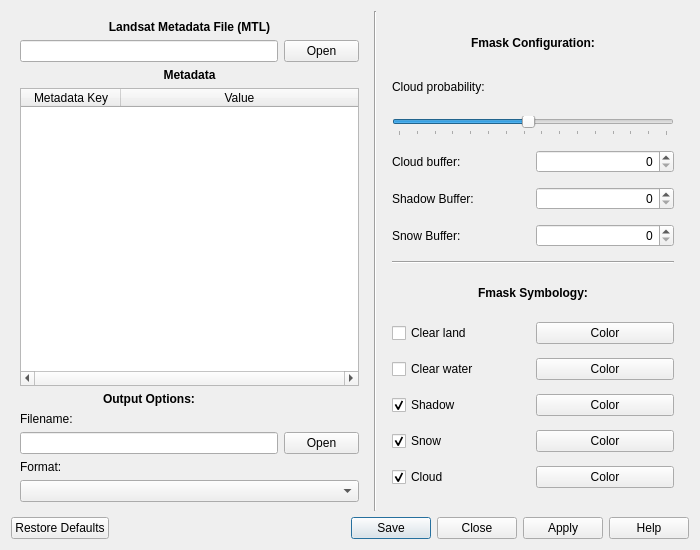
Qt form ui/ui_config_fmask.ui (ceholden/config_fmask) before a commit.
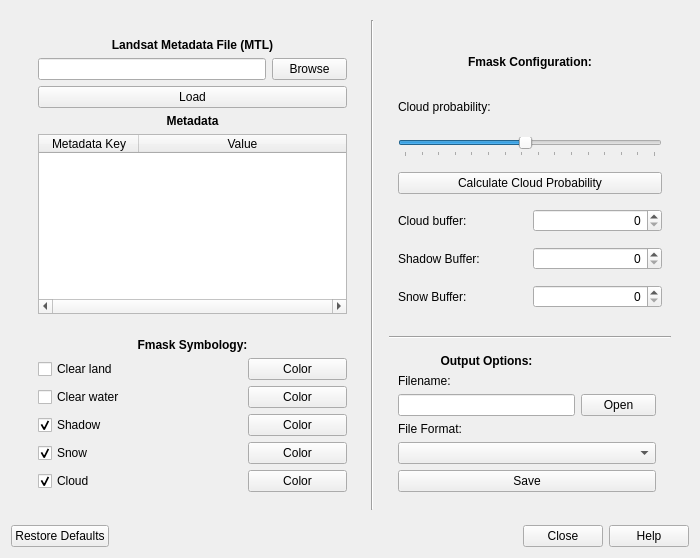
The same form after that commit.

Commit message: Changed layout of UI to better illustrate workflow in topleft to bottom right progression

```diff
--- a/ui/ui_config_fmask.ui
+++ b/ui/ui_config_fmask.ui
@@ -1,72 +1,93 @@
 <?xml version="1.0" encoding="UTF-8"?>
 <ui version="4.0">
  <class>config_fmask</class>
- <widget class="QDialog" name="config_fmask">
+ <widget class="QWidget" name="config_fmask">
   <property name="geometry">
    <rect>
     <x>0</x>
     <y>0</y>
     <width>700</width>
-    <height>550</height>
+    <height>558</height>
    </rect>
   </property>
+  <property name="sizePolicy">
+   <sizepolicy hsizetype="Preferred" vsizetype="MinimumExpanding">
+    <horstretch>0</horstretch>
+    <verstretch>0</verstretch>
+   </sizepolicy>
+  </property>
+  <property name="minimumSize">
+   <size>
+    <width>650</width>
+    <height>400</height>
+   </size>
+  </property>
   <property name="windowTitle">
    <string>Dialog</string>
   </property>
   <layout class="QGridLayout" name="gridLayout">
-   <item row="0" column="1">
-    <widget class="Line" name="line">
+   <item row="2" column="0" colspan="2">
+    <widget class="QDialogButtonBox" name="button_box">
+     <property name="maximumSize">
+      <size>
+       <width>16777215</width>
+       <height>16777215</height>
+      </size>
+     </property>
+     <property name="focusPolicy">
+      <enum>Qt::ClickFocus</enum>
+     </property>
      <property name="orientation">
-      <enum>Qt::Vertical</enum>
+      <enum>Qt::Horizontal</enum>
+     </property>
+     <property name="standardButtons">
+      <set>QDialogButtonBox::Close|QDialogButtonBox::Help|QDialogButtonBox::RestoreDefaults</set>
+     </property>
+     <property name="centerButtons">
+      <bool>false</bool>
      </property>
     </widget>
    </item>
-   <item row="0" column="0">
+   <item row="0" column="0" colspan="2">
+    <widget class="QWidget" name="widget" native="true">
+     <property name="minimumSize">
+      <size>
+       <width>0</width>
+       <height>25</height>
+      </size>
+     </property>
+     <layout class="QHBoxLayout" name="horizontalLayout">
+      <item>
     <widget class="QWidget" name="widget_MTL" native="true">
+        <property name="sizePolicy">
+         <sizepolicy hsizetype="Expanding" vsizetype="Preferred">
+          <horstretch>0</horstretch>
+          <verstretch>0</verstretch>
+         </sizepolicy>
+        </property>
+        <property name="minimumSize">
+         <size>
+          <width>300</width>
+          <height>400</height>
+         </size>
+        </property>
      <layout class="QGridLayout" name="gridLayout_2">
-      <item row="7" column="1">
-       <widget class="QPushButton" name="button_save">
-        <property name="maximumSize">
-         <size>
-          <width>75</width>
-          <height>16777215</height>
-         </size>
-        </property>
-        <property name="text">
-         <string>Open</string>
-        </property>
-       </widget>
-      </item>
-      <item row="5" column="0">
-       <widget class="QLabel" name="label_6">
-        <property name="maximumSize">
+         <item row="1" column="0" colspan="2">
+          <widget class="QWidget" name="widget_mtl" native="true">
+           <property name="sizePolicy">
+            <sizepolicy hsizetype="MinimumExpanding" vsizetype="MinimumExpanding">
+             <horstretch>0</horstretch>
+             <verstretch>0</verstretch>
+            </sizepolicy>
+           </property>
+           <property name="minimumSize">
          <size>
-          <width>16777215</width>
-          <height>30</height>
-         </size>
-        </property>
-        <property name="text">
-         <string>&lt;html&gt;&lt;head/&gt;&lt;body&gt;&lt;p align=&quot;center&quot;&gt;&lt;span style=&quot; font-weight:600;&quot;&gt;Output Options:&lt;/span&gt;&lt;/p&gt;&lt;/body&gt;&lt;/html&gt;</string>
-        </property>
-       </widget>
-      </item>
-      <item row="2" column="0">
-       <widget class="QLineEdit" name="edit_MTL"/>
-      </item>
-      <item row="2" column="1">
-       <widget class="QPushButton" name="button_MTL">
-        <property name="maximumSize">
-         <size>
-          <width>75</width>
-          <height>16777215</height>
-         </size>
-        </property>
-        <property name="text">
-         <string>Open</string>
-        </property>
-       </widget>
-      </item>
-      <item row="4" column="0" colspan="2">
+             <width>0</width>
+             <height>0</height>
+            </size>
+           </property>
+           <layout class="QGridLayout" name="gridLayout_5">
+            <item row="5" column="1" colspan="2">
        <widget class="QTableWidget" name="table_MTL">
         <property name="verticalScrollBarPolicy">
          <enum>Qt::ScrollBarAsNeeded</enum>
@@ -101,20 +122,7 @@
         </column>
        </widget>
       </item>
-      <item row="3" column="0" colspan="2">
-       <widget class="QLabel" name="label_2">
-        <property name="maximumSize">
-         <size>
-          <width>16777215</width>
-          <height>30</height>
-         </size>
-        </property>
-        <property name="text">
-         <string>&lt;html&gt;&lt;head/&gt;&lt;body&gt;&lt;p align=&quot;center&quot;&gt;&lt;span style=&quot; font-weight:600;&quot;&gt;Metadata&lt;/span&gt;&lt;/p&gt;&lt;/body&gt;&lt;/html&gt;</string>
-        </property>
-       </widget>
-      </item>
-      <item row="1" column="0" colspan="2">
+            <item row="0" column="1" colspan="2">
        <widget class="QLabel" name="label">
         <property name="maximumSize">
          <size>
@@ -127,14 +135,56 @@
         </property>
        </widget>
       </item>
-      <item row="7" column="0">
-       <widget class="QLineEdit" name="edit_save"/>
-      </item>
-      <item row="9" column="0" colspan="2">
-       <widget class="QComboBox" name="cbox_formats"/>
-      </item>
-      <item row="8" column="0" colspan="2">
-       <widget class="QLabel" name="label_7">
+            <item row="4" column="1" colspan="2">
+             <widget class="QLabel" name="label_2">
+              <property name="maximumSize">
+               <size>
+                <width>16777215</width>
+                <height>30</height>
+               </size>
+              </property>
+              <property name="text">
+               <string>&lt;html&gt;&lt;head/&gt;&lt;body&gt;&lt;p align=&quot;center&quot;&gt;&lt;span style=&quot; font-weight:600;&quot;&gt;Metadata&lt;/span&gt;&lt;/p&gt;&lt;/body&gt;&lt;/html&gt;</string>
+              </property>
+             </widget>
+            </item>
+            <item row="2" column="2">
+             <widget class="QPushButton" name="but_browse_mtl">
+              <property name="maximumSize">
+               <size>
+                <width>75</width>
+                <height>16777215</height>
+               </size>
+              </property>
+              <property name="text">
+               <string>Browse</string>
+              </property>
+             </widget>
+            </item>
+            <item row="2" column="1">
+             <widget class="QLineEdit" name="edit_MTL"/>
+            </item>
+            <item row="3" column="1" colspan="2">
+             <widget class="QPushButton" name="but_load_mtl">
+              <property name="text">
+               <string>Load</string>
+              </property>
+             </widget>
+            </item>
+           </layout>
+          </widget>
+         </item>
+         <item row="2" column="0" colspan="2">
+          <widget class="QWidget" name="widget_symbology" native="true">
+           <property name="sizePolicy">
+            <sizepolicy hsizetype="MinimumExpanding" vsizetype="Minimum">
+             <horstretch>0</horstretch>
+             <verstretch>0</verstretch>
+            </sizepolicy>
+           </property>
+           <layout class="QGridLayout" name="gridLayout_7">
+            <item row="0" column="0" colspan="3">
+             <widget class="QLabel" name="label_5">
         <property name="maximumSize">
          <size>
           <width>16777215</width>
@@ -142,48 +192,158 @@
          </size>
         </property>
         <property name="text">
-         <string>Format:</string>
+               <string>&lt;html&gt;&lt;head/&gt;&lt;body&gt;&lt;p align=&quot;center&quot;&gt;&lt;span style=&quot; font-weight:600;&quot;&gt;Fmask Symbology:&lt;/span&gt;&lt;/p&gt;&lt;/body&gt;&lt;/html&gt;</string>
         </property>
        </widget>
       </item>
-      <item row="6" column="0" colspan="2">
-       <widget class="QLabel" name="label_8">
+            <item row="1" column="2">
+             <widget class="QPushButton" name="button_sym_land">
         <property name="maximumSize">
          <size>
           <width>16777215</width>
-          <height>30</height>
+                <height>16777215</height>
          </size>
         </property>
         <property name="text">
-         <string>Filename:</string>
+               <string>Color</string>
         </property>
        </widget>
       </item>
+            <item row="1" column="0">
+             <widget class="QCheckBox" name="cbox_land">
+              <property name="text">
+               <string>Clear land</string>
+              </property>
+             </widget>
+            </item>
+            <item row="3" column="0">
+             <widget class="QCheckBox" name="cbox_water">
+              <property name="text">
+               <string>Clear water</string>
+              </property>
+             </widget>
+            </item>
+            <item row="4" column="0">
+             <widget class="QCheckBox" name="cbox_shadow">
+              <property name="text">
+               <string>Shadow</string>
+              </property>
+              <property name="checked">
+               <bool>true</bool>
+              </property>
+             </widget>
+            </item>
+            <item row="3" column="2">
+             <widget class="QPushButton" name="button_sym_water">
+              <property name="text">
+               <string>Color</string>
+              </property>
+             </widget>
+            </item>
+            <item row="5" column="2">
+             <widget class="QPushButton" name="button_sym_snow">
+              <property name="text">
+               <string>Color</string>
+              </property>
+             </widget>
+            </item>
+            <item row="4" column="2">
+             <widget class="QPushButton" name="button_sym_shadow">
+              <property name="text">
+               <string>Color</string>
+              </property>
+             </widget>
+            </item>
+            <item row="6" column="0">
+             <widget class="QCheckBox" name="cbox_cloud">
+              <property name="text">
+               <string>Cloud</string>
+              </property>
+              <property name="checked">
+               <bool>true</bool>
+              </property>
+             </widget>
+            </item>
+            <item row="5" column="0">
+             <widget class="QCheckBox" name="cbox_snow">
+              <property name="text">
+               <string>Snow</string>
+              </property>
+              <property name="checked">
+               <bool>true</bool>
+              </property>
+             </widget>
+            </item>
+            <item row="6" column="2">
+             <widget class="QPushButton" name="button_sym_cloud">
+              <property name="text">
+               <string>Color</string>
+              </property>
+             </widget>
+            </item>
+            <item row="1" column="1">
+             <widget class="QLabel" name="lab_land_color">
+              <property name="text">
+               <string/>
+              </property>
+             </widget>
+            </item>
+            <item row="3" column="1">
+             <widget class="QLabel" name="lab_water_color">
+              <property name="text">
+               <string/>
+              </property>
+             </widget>
+            </item>
+            <item row="4" column="1">
+             <widget class="QLabel" name="lab_shadow_color">
+              <property name="text">
+               <string/>
+              </property>
+             </widget>
+            </item>
+            <item row="5" column="1">
+             <widget class="QLabel" name="lab_snow_color">
+              <property name="text">
+               <string/>
+              </property>
+             </widget>
+            </item>
+            <item row="6" column="1">
+             <widget class="QLabel" name="lab_cloud_color">
+              <property name="text">
+               <string/>
+              </property>
+             </widget>
+            </item>
      </layout>
     </widget>
    </item>
-   <item row="0" column="2">
+        </layout>
+       </widget>
+      </item>
+      <item>
+       <widget class="Line" name="line">
+        <property name="orientation">
+         <enum>Qt::Vertical</enum>
+        </property>
+       </widget>
+      </item>
+      <item>
     <widget class="QWidget" name="widget_config" native="true">
+        <property name="sizePolicy">
+         <sizepolicy hsizetype="Fixed" vsizetype="Preferred">
+          <horstretch>0</horstretch>
+          <verstretch>0</verstretch>
+         </sizepolicy>
+        </property>
      <property name="minimumSize">
       <size>
        <width>300</width>
-       <height>0</height>
+          <height>400</height>
       </size>
      </property>
      <layout class="QGridLayout" name="gridLayout_3">
-      <item row="5" column="0">
-       <widget class="QLabel" name="lab_shadow_buffer">
-        <property name="maximumSize">
-         <size>
-          <width>16777215</width>
-          <height>30</height>
-         </size>
-        </property>
-        <property name="text">
-         <string>Shadow Buffer:</string>
-        </property>
-       </widget>
-      </item>
       <item row="9" column="0" colspan="2">
        <widget class="Line" name="line_2">
         <property name="orientation">
@@ -191,10 +351,31 @@
         </property>
        </widget>
       </item>
-      <item row="13" column="0">
-       <widget class="QCheckBox" name="cbox_water">
+         <item row="0" column="0" colspan="2">
+          <widget class="QWidget" name="widget_param" native="true">
+           <property name="sizePolicy">
+            <sizepolicy hsizetype="MinimumExpanding" vsizetype="MinimumExpanding">
+             <horstretch>0</horstretch>
+             <verstretch>0</verstretch>
+            </sizepolicy>
+           </property>
+           <property name="minimumSize">
+            <size>
+             <width>0</width>
+             <height>0</height>
+            </size>
+           </property>
+           <layout class="QGridLayout" name="gridLayout_6">
+            <item row="6" column="0">
+             <widget class="QLabel" name="label_3">
+              <property name="maximumSize">
+               <size>
+                <width>16777215</width>
+                <height>30</height>
+               </size>
+              </property>
         <property name="text">
-         <string>Clear water</string>
+               <string>Cloud buffer:</string>
         </property>
        </widget>
       </item>
@@ -211,7 +392,70 @@
         </property>
        </widget>
       </item>
-      <item row="2" column="0" colspan="2">
+            <item row="7" column="1">
+             <widget class="QSpinBox" name="spin_shadow_buffer">
+              <property name="alignment">
+               <set>Qt::AlignRight|Qt::AlignTrailing|Qt::AlignVCenter</set>
+              </property>
+              <property name="maximum">
+               <number>1000</number>
+              </property>
+             </widget>
+            </item>
+            <item row="7" column="0">
+             <widget class="QLabel" name="lab_shadow_buffer">
+              <property name="maximumSize">
+               <size>
+                <width>16777215</width>
+                <height>30</height>
+               </size>
+              </property>
+              <property name="text">
+               <string>Shadow Buffer:</string>
+              </property>
+             </widget>
+            </item>
+            <item row="6" column="1">
+             <widget class="QSpinBox" name="spin_cloud_buffer">
+              <property name="alignment">
+               <set>Qt::AlignRight|Qt::AlignTrailing|Qt::AlignVCenter</set>
+              </property>
+              <property name="maximum">
+               <number>1000</number>
+              </property>
+             </widget>
+            </item>
+            <item row="2" column="0">
+             <widget class="QLabel" name="lab_cloud_prob">
+              <property name="maximumSize">
+               <size>
+                <width>16777215</width>
+                <height>30</height>
+               </size>
+              </property>
+              <property name="text">
+               <string>Cloud probability:</string>
+              </property>
+             </widget>
+            </item>
+            <item row="2" column="1">
+             <widget class="QLabel" name="lab_cloud_prob_val">
+              <property name="text">
+               <string>&lt;html&gt;&lt;head/&gt;&lt;body&gt;&lt;p align=&quot;right&quot;&gt;&lt;br/&gt;&lt;/p&gt;&lt;/body&gt;&lt;/html&gt;</string>
+              </property>
+             </widget>
+            </item>
+            <item row="8" column="1">
+             <widget class="QSpinBox" name="spin_snow_buffer">
+              <property name="alignment">
+               <set>Qt::AlignRight|Qt::AlignTrailing|Qt::AlignVCenter</set>
+              </property>
+              <property name="maximum">
+               <number>10000</number>
+              </property>
+             </widget>
+            </item>
+            <item row="3" column="0" colspan="2">
        <widget class="QSlider" name="slider_cloud_prob">
         <property name="minimum">
          <number>-500</number>
@@ -233,112 +477,7 @@
         </property>
        </widget>
       </item>
-      <item row="16" column="1">
-       <widget class="QPushButton" name="button_sym_snow">
-        <property name="text">
-         <string>Color</string>
-        </property>
-       </widget>
-      </item>
-      <item row="11" column="0">
-       <widget class="QCheckBox" name="cbox_land">
-        <property name="text">
-         <string>Clear land</string>
-        </property>
-       </widget>
-      </item>
-      <item row="10" column="0" colspan="2">
-       <widget class="QLabel" name="label_5">
-        <property name="maximumSize">
-         <size>
-          <width>16777215</width>
-          <height>30</height>
-         </size>
-        </property>
-        <property name="text">
-         <string>&lt;html&gt;&lt;head/&gt;&lt;body&gt;&lt;p align=&quot;center&quot;&gt;&lt;span style=&quot; font-weight:600;&quot;&gt;Fmask Symbology:&lt;/span&gt;&lt;/p&gt;&lt;/body&gt;&lt;/html&gt;</string>
-        </property>
-       </widget>
-      </item>
-      <item row="15" column="0">
-       <widget class="QCheckBox" name="cbox_shadow">
-        <property name="text">
-         <string>Shadow</string>
-        </property>
-        <property name="checked">
-         <bool>true</bool>
-        </property>
-       </widget>
-      </item>
-      <item row="15" column="1">
-       <widget class="QPushButton" name="button_sym_shadow">
-        <property name="text">
-         <string>Color</string>
-        </property>
-       </widget>
-      </item>
-      <item row="13" column="1">
-       <widget class="QPushButton" name="button_sym_water">
-        <property name="text">
-         <string>Color</string>
-        </property>
-       </widget>
-      </item>
-      <item row="17" column="0">
-       <widget class="QCheckBox" name="cbox_cloud">
-        <property name="text">
-         <string>Cloud</string>
-        </property>
-        <property name="checked">
-         <bool>true</bool>
-        </property>
-       </widget>
-      </item>
-      <item row="1" column="1">
-       <widget class="QLabel" name="lab_cloud_prob_val">
-        <property name="text">
-         <string/>
-        </property>
-       </widget>
-      </item>
-      <item row="17" column="1">
-       <widget class="QPushButton" name="button_sym_cloud">
-        <property name="text">
-         <string>Color</string>
-        </property>
-       </widget>
-      </item>
-      <item row="16" column="0">
-       <widget class="QCheckBox" name="cbox_snow">
-        <property name="text">
-         <string>Snow</string>
-        </property>
-        <property name="checked">
-         <bool>true</bool>
-        </property>
-       </widget>
-      </item>
-      <item row="1" column="0">
-       <widget class="QLabel" name="lab_cloud_prob">
-        <property name="maximumSize">
-         <size>
-          <width>16777215</width>
-          <height>30</height>
-         </size>
-        </property>
-        <property name="text">
-         <string>Cloud probability:</string>
-        </property>
-       </widget>
-      </item>
-      <item row="11" column="1">
-       <widget class="QPushButton" name="button_sym_land">
-        <property name="text">
-         <string>Color</string>
-        </property>
-       </widget>
-      </item>
-      <item row="7" column="0">
+            <item row="8" column="0">
        <widget class="QLabel" name="label_4">
         <property name="maximumSize">
          <size>
@@ -351,69 +490,103 @@
         </property>
        </widget>
       </item>
-      <item row="5" column="1">
-       <widget class="QSpinBox" name="spin_shadow_buffer">
-        <property name="alignment">
-         <set>Qt::AlignRight|Qt::AlignTrailing|Qt::AlignVCenter</set>
-        </property>
-        <property name="maximum">
-         <number>1000</number>
-        </property>
-       </widget>
-      </item>
-      <item row="7" column="1">
-       <widget class="QSpinBox" name="spinBox">
-        <property name="alignment">
-         <set>Qt::AlignRight|Qt::AlignTrailing|Qt::AlignVCenter</set>
-        </property>
-        <property name="maximum">
-         <number>10000</number>
-        </property>
-       </widget>
-      </item>
-      <item row="3" column="0">
-       <widget class="QLabel" name="label_3">
-        <property name="maximumSize">
-         <size>
-          <width>16777215</width>
-          <height>30</height>
-         </size>
-        </property>
+            <item row="4" column="0" colspan="2">
+             <widget class="QPushButton" name="but_calc_plcloud">
         <property name="text">
-         <string>Cloud buffer:</string>
-        </property>
-       </widget>
-      </item>
-      <item row="3" column="1">
-       <widget class="QSpinBox" name="spin_cloud_buffer">
-        <property name="alignment">
-         <set>Qt::AlignRight|Qt::AlignTrailing|Qt::AlignVCenter</set>
-        </property>
-        <property name="maximum">
-         <number>1000</number>
+               <string>Calculate Cloud Probability</string>
         </property>
        </widget>
       </item>
      </layout>
     </widget>
    </item>
-   <item row="1" column="0" colspan="4">
-    <widget class="QDialogButtonBox" name="button_box">
+         <item row="11" column="0">
+          <widget class="QWidget" name="widget_save" native="true">
+           <property name="sizePolicy">
+            <sizepolicy hsizetype="MinimumExpanding" vsizetype="Minimum">
+             <horstretch>0</horstretch>
+             <verstretch>0</verstretch>
+            </sizepolicy>
+           </property>
+           <property name="minimumSize">
+            <size>
+             <width>0</width>
+             <height>0</height>
+            </size>
+           </property>
+           <layout class="QGridLayout" name="gridLayout_4">
+            <item row="2" column="1">
+             <widget class="QPushButton" name="button_save">
      <property name="maximumSize">
       <size>
-       <width>16777215</width>
+                <width>75</width>
        <height>16777215</height>
       </size>
      </property>
-     <property name="orientation">
-      <enum>Qt::Horizontal</enum>
-     </property>
-     <property name="standardButtons">
-      <set>QDialogButtonBox::Apply|QDialogButtonBox::Close|QDialogButtonBox::Help|QDialogButtonBox::RestoreDefaults|QDialogButtonBox::Save</set>
-     </property>
-     <property name="centerButtons">
-      <bool>false</bool>
-     </property>
+              <property name="text">
+               <string>Open</string>
+              </property>
+             </widget>
+            </item>
+            <item row="0" column="0">
+             <widget class="QLabel" name="label_6">
+              <property name="maximumSize">
+               <size>
+                <width>16777215</width>
+                <height>30</height>
+               </size>
+              </property>
+              <property name="text">
+               <string>&lt;html&gt;&lt;head/&gt;&lt;body&gt;&lt;p align=&quot;center&quot;&gt;&lt;span style=&quot; font-weight:600;&quot;&gt;Output Options:&lt;/span&gt;&lt;/p&gt;&lt;/body&gt;&lt;/html&gt;</string>
+              </property>
+             </widget>
+            </item>
+            <item row="2" column="0">
+             <widget class="QLineEdit" name="edit_save"/>
+            </item>
+            <item row="4" column="0" colspan="2">
+             <widget class="QComboBox" name="cbox_formats"/>
+            </item>
+            <item row="5" column="0" colspan="2">
+             <widget class="QPushButton" name="pushButton">
+              <property name="text">
+               <string>Save</string>
+              </property>
+             </widget>
+            </item>
+            <item row="3" column="0" colspan="2">
+             <widget class="QLabel" name="label_7">
+              <property name="maximumSize">
+               <size>
+                <width>16777215</width>
+                <height>30</height>
+               </size>
+              </property>
+              <property name="text">
+               <string>File Format:</string>
+              </property>
+             </widget>
+            </item>
+            <item row="1" column="0" colspan="2">
+             <widget class="QLabel" name="label_8">
+              <property name="maximumSize">
+               <size>
+                <width>16777215</width>
+                <height>30</height>
+               </size>
+              </property>
+              <property name="text">
+               <string>Filename:</string>
+              </property>
+             </widget>
+            </item>
+           </layout>
+          </widget>
+         </item>
+        </layout>
+       </widget>
+      </item>
+     </layout>
     </widget>
    </item>
   </layout>
```
Left out of the diff: 5 changed lines with no effect on the pictures. Lines whose indentation alone changed are shown as unchanged.
